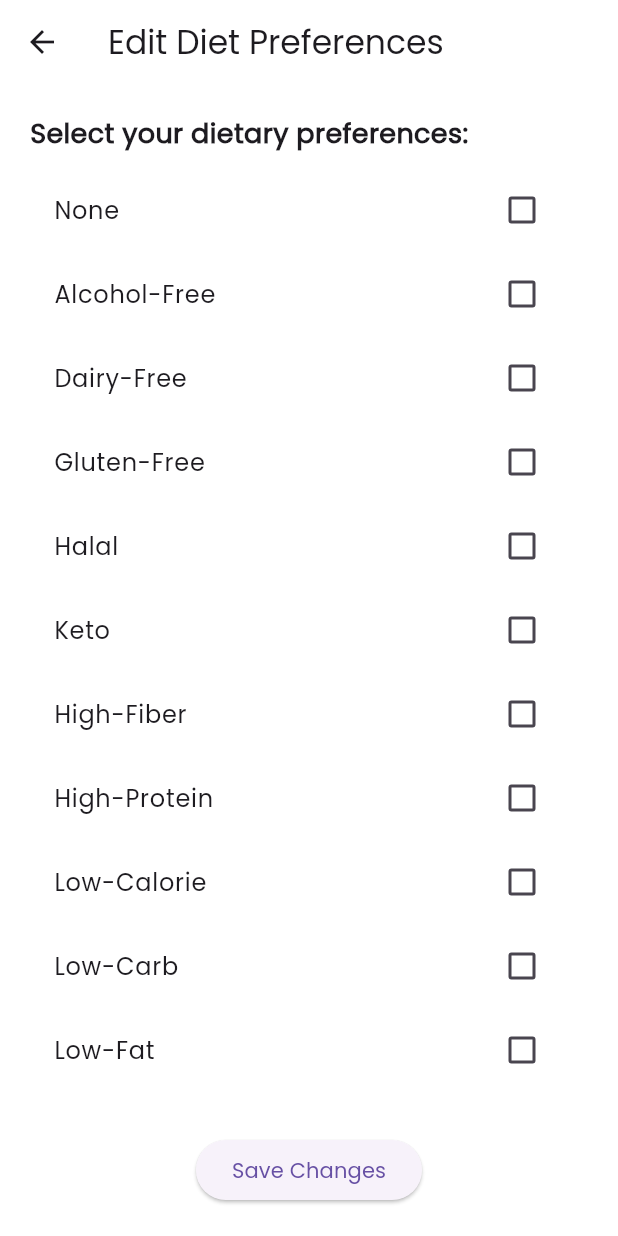
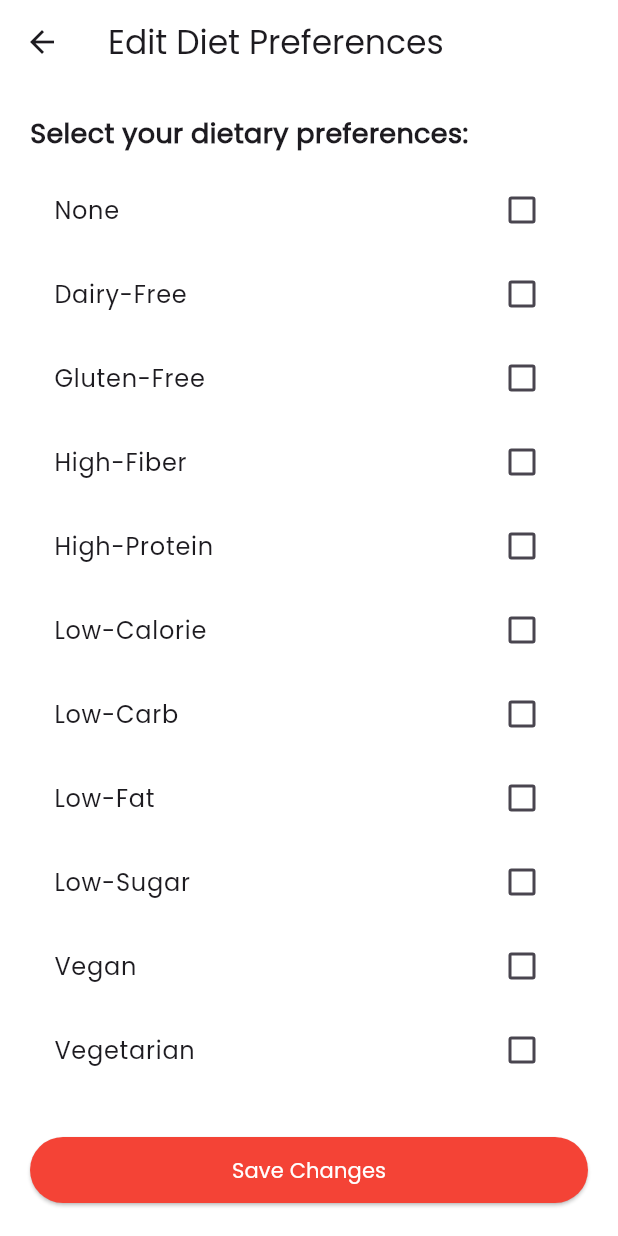
Before and after one commit to yeoh0730/CardioMeal, a Flutter app: the screen it shows once a user with an empty profile is signed in, item 4 of the bottom bar chosen, after a tap on "Dietary Preferences", on a phone screen of 412 x 824 dp. Run offline on Flutter 3.47's test engine with Material 3 defaults, Android fonts, the phone set to English and light mode, and no system bars; our stand-ins replace cloud_firestore, firebase_auth, firebase_core, fl_chart, percent_indicator; accounts and stored records are empty; network calls fail.

Commit message:
update UI

```diff
--- a/lib/EditDietPreferencePage.dart
+++ b/lib/EditDietPreferencePage.dart
@@ -1,6 +1,8 @@
 import 'package:flutter/material.dart';
 import 'package:cloud_firestore/cloud_firestore.dart';
 import 'package:firebase_auth/firebase_auth.dart';
+
+import 'models/custom_button.dart';
 
 class EditDietPreferencePage extends StatefulWidget {
   final Map<String, dynamic>? userData;
@@ -15,11 +17,11 @@ class _EditDietPreferencePageState extends State<EditDietPreferencePage> {
 
   final List<String> _dietaryOptions = [
     "None",
-    "Alcohol-Free",
+    // "Alcohol-Free",
     "Dairy-Free",
     "Gluten-Free",
-    "Halal",
-    "Keto",
+    // "Halal",
+    // "Keto",
     "High-Fiber",
     "High-Protein",
     "Low-Calorie",
@@ -28,21 +30,21 @@ class _EditDietPreferencePageState extends State<EditDietPreferencePage> {
     "Low-Sugar",
     "Vegan",
     "Vegetarian",
-    "Asian",
-    "European",
-    "Filipino",
-    "French",
-    "Fusion",
-    "German",
-    "Hawaiian",
-    "Indian",
-    "Italian",
-    "Japanese",
-    "Korean",
-    "Mexican",
-    "Taiwanese",
-    "Thai",
-    "Vietnamese"
+    // "Asian",
+    // "European",
+    // // "Filipino",
+    // // "French",
+    // "Fusion",
+    // // "German",
+    // // "Hawaiian",
+    // // "Indian",
+    // "Italian",
+    // // "Japanese",
+    // // "Korean",
+    // // "Mexican",
+    // // "Taiwanese",
+    // // "Thai",
+    // // "Vietnamese"
   ];
 
   @override
@@ -100,16 +102,19 @@ class _EditDietPreferencePageState extends State<EditDietPreferencePage> {
                     onChanged: (value) {
                       _toggleDietaryPreference(preference);
                     },
+                    activeColor: Colors.red,
                   )).toList(),
                 ),
               ),
             ),
 
             const SizedBox(height: 20),
-            Center(
-              child: ElevatedButton(
+
+            SizedBox(
+              width: double.infinity,
+              child: CustomButton(
+                text: "Save Changes",
                 onPressed: _saveDietPreferences,
-                child: const Text("Save Changes"),
               ),
             ),
           ],
--- a/lib/EditProfilePage.dart
+++ b/lib/EditProfilePage.dart
@@ -1,6 +1,8 @@
 import 'package:flutter/material.dart';
 import 'package:cloud_firestore/cloud_firestore.dart';
 import 'package:firebase_auth/firebase_auth.dart';
+
+import 'models/custom_button.dart';
 
 class EditProfilePage extends StatefulWidget {
   final Map<String, dynamic>? userData;
@@ -102,10 +104,12 @@ class _EditProfilePageState extends State<EditProfilePage> {
                   _buildActivityRadio("Very Active", "Very intense daily exercise or physical job."),
 
                   const SizedBox(height: 20),
-                  Center(
-                    child: ElevatedButton(
+
+                  SizedBox(
+                    width: double.infinity,
+                    child: CustomButton(
+                      text: "Save Changes",
                       onPressed: _saveChanges,
-                      child: const Text("Save Changes"),
                     ),
                   ),
                 ],
@@ -126,6 +130,7 @@ class _EditProfilePageState extends State<EditProfilePage> {
           Radio<String>(
             value: title,
             groupValue: _selectedActivityLevel, // ✅ This should now properly reflect Firestore data
+            activeColor: Colors.red,
             onChanged: (String? value) {
               setState(() {
                 _selectedActivityLevel = value;
--- a/lib/ProfilePage.dart
+++ b/lib/ProfilePage.dart
@@ -226,6 +226,45 @@ class _ProfilePageState extends State<ProfilePage> {
 
                 const SizedBox(height: 24),
 
+                // 4) HELP Section title
+                Text(
+                  "HELP",
+                  style: TextStyle(
+                    fontSize: 16,
+                    fontWeight: FontWeight.bold,
+                    color: Colors.grey[700],
+                  ),
+                ),
+                const SizedBox(height: 8),
+
+                // 5) Help section card
+                Container(
+                  decoration: BoxDecoration(
+                    color: Colors.white,
+                    borderRadius: BorderRadius.circular(16),
+                    boxShadow: [
+                      BoxShadow(
+                        color: Colors.grey.withOpacity(0.1),
+                        blurRadius: 10,
+                        offset: const Offset(0, 5),
+                      ),
+                    ],
+                  ),
+                  child: Column(
+                    children: [
+                      _buildOption(
+                        icon: Icons.help_outline,
+                        title: "About CardioMeal",
+                        onTap: () {
+                          // TODO: Navigate
+                        },
+                      ),
+                    ],
+                  ),
+                ),
+
+                const SizedBox(height: 24),
+
                 // 6) Log Out Button
                 SizedBox(
                   width: double.infinity,
--- a/lib/SelectRecipesPage.dart
+++ b/lib/SelectRecipesPage.dart
@@ -1,6 +1,8 @@
 import 'package:flutter/material.dart';
 import 'package:cloud_firestore/cloud_firestore.dart';
 import 'package:firebase_auth/firebase_auth.dart';
+
+import 'models/custom_button.dart';
 
 class SelectRecipesPage extends StatefulWidget {
   final String mealType; // Meal type (Breakfast, Lunch, etc.)
@@ -124,9 +126,12 @@ class _SelectRecipesPageState extends State<SelectRecipesPage> {
       backgroundColor: Colors.white,
       appBar: AppBar(
           backgroundColor: Colors.white,
-          title: const Text("Log Meals")
+          title: const Text("Log Meals"),
+          scrolledUnderElevation: 0,
       ),
-      body: Column(
+      body: Padding(
+        padding: const EdgeInsets.only(left: 16.0, right: 16.0, top: 0, bottom: 16.0),
+        child: Column(
           children: [
             Padding(
               padding: const EdgeInsets.all(8.0),
@@ -149,12 +154,16 @@ class _SelectRecipesPageState extends State<SelectRecipesPage> {
                 },
               ),
             ),
-          ElevatedButton(
+            SizedBox(
+              width: double.infinity,
+              child: CustomButton(
+                text: "Log Meals",
                 onPressed: _confirmSelection,
-            child: const Text("Log Selected Recipes"),
+              ),
             ),
           ],
         ),
+      )
     );
   }
 }
```
Lines whose indentation alone changed are shown as unchanged.
